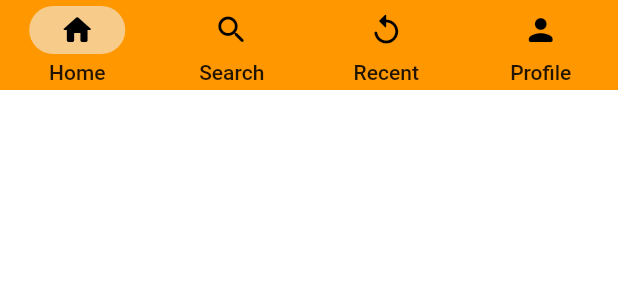
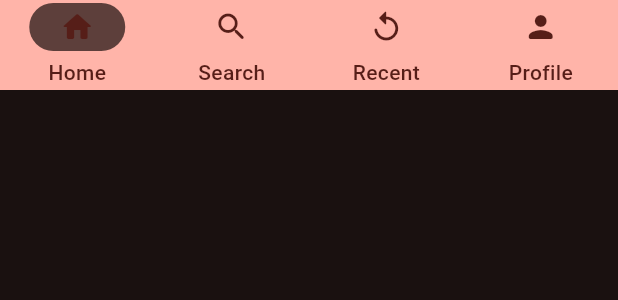
Before and after one commit to cmoyates/Food-Delivery-App, a Flutter app: the BottomNavbar widget shown alone on an empty page, opened directly, on a phone screen of 412 x 824 dp. Shown: the top 300 px of the screen. Run offline on Flutter 3.47's test engine with Material 2 defaults, Android fonts, the phone set to English and light mode, and no system bars; our stand-ins replace firebase_auth, firebase_core; accounts and stored records are empty.

Commit message:
Fixed a typo and did some theme stuff

```diff
--- a/lib/main.dart
+++ b/lib/main.dart
@@ -34,8 +34,9 @@ class MyApp extends StatelessWidget {
         debugShowCheckedModeBanner: false,
         title: 'Food Delivery App',
         theme: ThemeData(
-          primarySwatch: Colors.orange,
-          scaffoldBackgroundColor: Colors.white
+          colorSchemeSeed: Colors.red,
+          brightness: Brightness.dark,
+          useMaterial3: true
         ),
         home: const AuthenticationWrapper()
       ),
--- a/lib/screens/home_screen.dart
+++ b/lib/screens/home_screen.dart
@@ -15,7 +15,6 @@ class HomeScreen extends StatelessWidget {
       ),
       drawer: SafeArea(
         child: Drawer(
-          backgroundColor: Colors.orange,
           child: Column(
             children: [
               ElevatedButton(
--- a/lib/widgets/bottom_navbar.dart
+++ b/lib/widgets/bottom_navbar.dart
@@ -16,16 +16,21 @@ class _BottomNavbarState extends State<BottomNavbar> {
     return NavigationBarTheme(
       data: NavigationBarThemeData(
         labelTextStyle: MaterialStateProperty.all(
-          const TextStyle(
+          TextStyle(
             fontSize: 14,
-            fontWeight: FontWeight.w500
+            fontWeight: FontWeight.w500,
+            color: Theme.of(context).colorScheme.onPrimary
           )
         ),
-        indicatorColor: const Color.fromARGB(255, 247, 204, 139)
+        backgroundColor: Theme.of(context).colorScheme.primary,
+        iconTheme: MaterialStateProperty.all(
+          IconThemeData(
+            color: Theme.of(context).colorScheme.onPrimary
+          )
+        )
       ),
       child: NavigationBar(
         height: 60,
-        backgroundColor: Colors.orange,
         selectedIndex: selectedIndex,
         onDestinationSelected: (index) => setState(() => selectedIndex = index),
         destinations: const [
--- a/lib/widgets/login_form.dart
+++ b/lib/widgets/login_form.dart
@@ -80,10 +80,7 @@ class _LoginFormState extends State<LoginForm> {
           ),
           ElevatedButton(
             onPressed: () => tryLogin(),
-            child: isLoading ? CircularProgressIndicator(
-              color: Colors.white,
-
-            ) : const Text("Sign In")
+            child: isLoading ? const CircularProgressIndicator() : const Text("Sign In")
           ),
           Text(errorMessage)
         ],
```
Also changed, not shown: lib/models/restaurant_categories.dart (renamed from lib/models/resturant_categories.dart, +11 -11 lines), lib/widgets/category_list.dart (+7 -7 lines), lib/widgets/restaurant_category_card.dart (renamed from lib/widgets/resturant_category_card.dart, +14 -8 lines), lib/constants.dart (deleted), lib/screens/restaurant_screen.dart (added), 1 other file.
